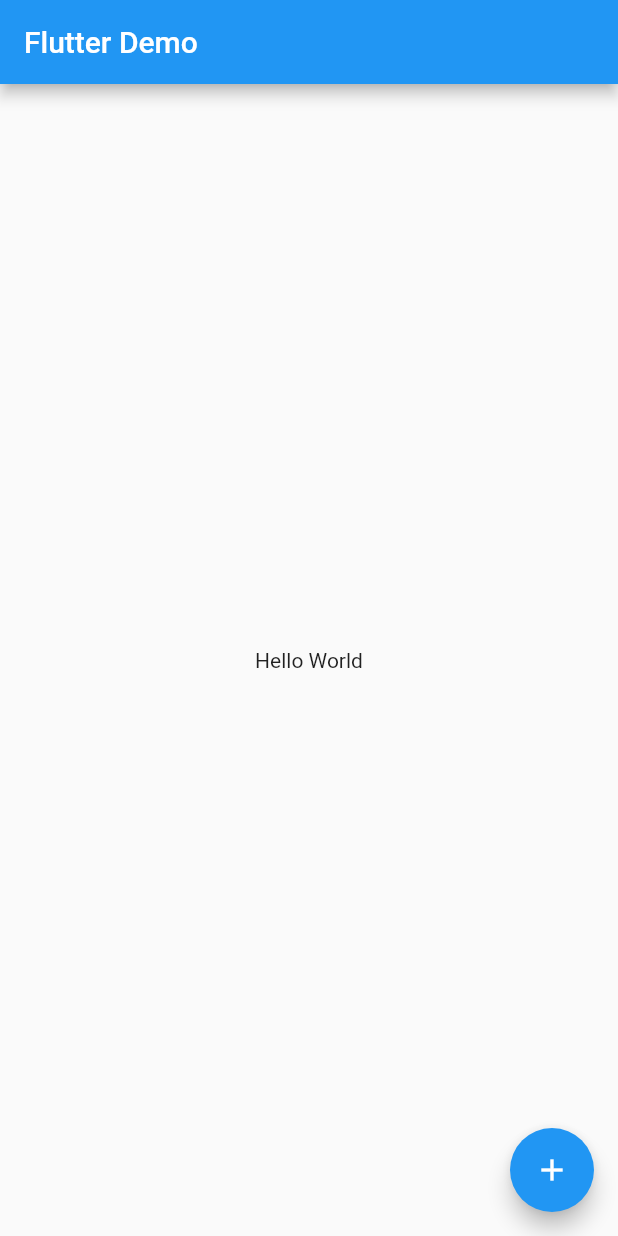
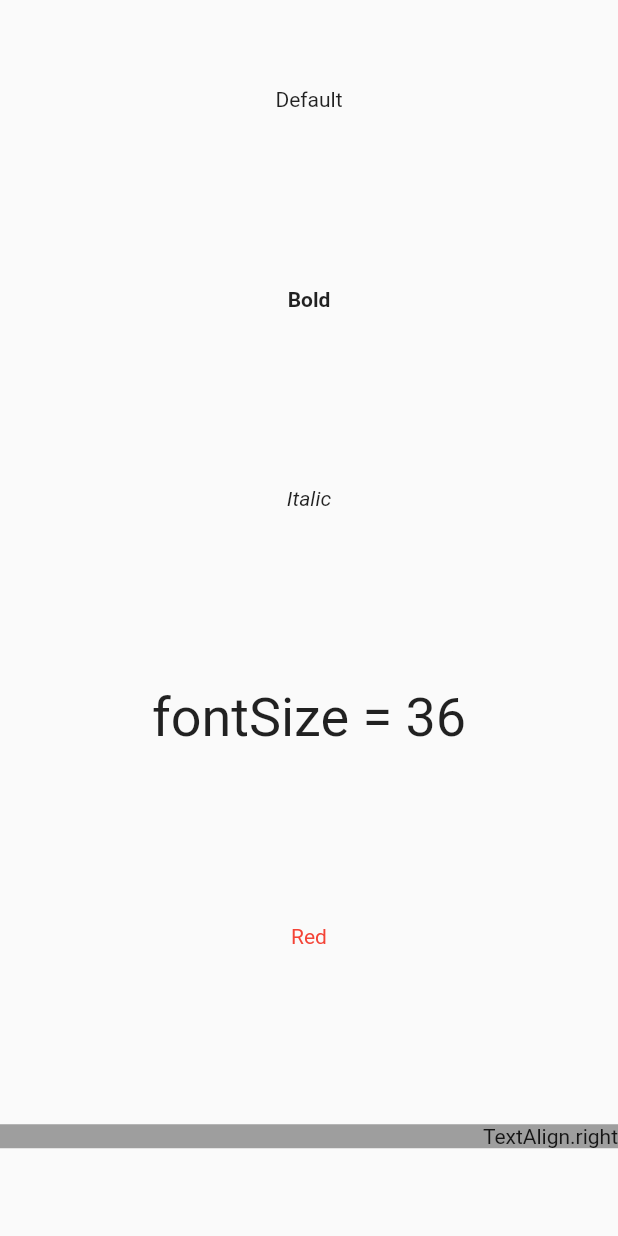
Before and after one commit to d-zenju/flutter_study, a Flutter app: the screen it shows after launch, on a phone screen of 412 x 824 dp. Run offline on Flutter 3.47's test engine with Material 2 defaults, Android fonts, the phone set to English and light mode, and no system bars.

Commit message:
text-widget

```diff
--- a/lib/main.dart
+++ b/lib/main.dart
@@ -7,20 +7,29 @@ class MyApp extends StatelessWidget {
   Widget build(BuildContext context) {
     return MaterialApp(
       title: 'Flutter Demo',
-      debugShowCheckedModeBanner: false,
       theme: ThemeData(
         primarySwatch: Colors.blue,
       ),
       home: Scaffold(
-        appBar: AppBar(
-          title: Text('Flutter Demo'),
-        ),
-        body: Center(
-          child: Text('Hello World'),
-        ),
-        floatingActionButton: FloatingActionButton(
-          onPressed: () {},
-          child: Icon(Icons.add),
+        body: Column(
+          mainAxisAlignment: MainAxisAlignment.spaceAround,
+          children: <Widget>[
+            // デフォルト表示
+            Text('Default'),
+            // 太さを指定
+            Text('Bold', style: TextStyle(fontWeight: FontWeight.bold)),
+            // スタイルを指定
+            Text('Italic', style: TextStyle(fontStyle: FontStyle.italic)),
+            // サイズを指定
+            Text('fontSize = 36', style: TextStyle(fontSize: 36)),
+            // 色を指定
+            Text('Red', style: TextStyle(color: Colors.red)),
+            Container(
+              width: double.infinity,
+              color: Colors.grey,
+              child: Text('TextAlign.right', textAlign: TextAlign.right),
+            ),
+          ],
         ),
       ),
     );
```
